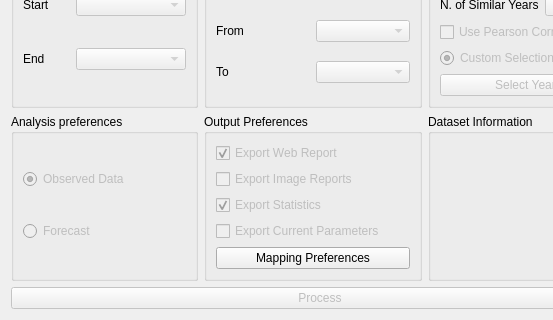
The window that nsmpg_dialog_base.ui (JuanPDiazL/SMPG) describes before a commit, drawn with Qt 5; both pictures show x 0 to 553 and y 169 to 489 of the 640 by 489 pixel window.
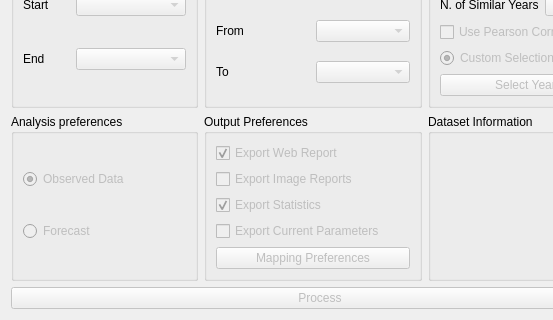
The same window after the commit.

The edit to the form file:
```diff
--- a/nsmpg_dialog_base.ui
+++ b/nsmpg_dialog_base.ui
@@ -183,7 +183,7 @@
       <item row="5" column="0">
        <widget class="QPushButton" name="mappingButton">
         <property name="enabled">
-         <bool>true</bool>
+         <bool>false</bool>
         </property>
         <property name="text">
          <string>Mapping Preferences</string>
```
